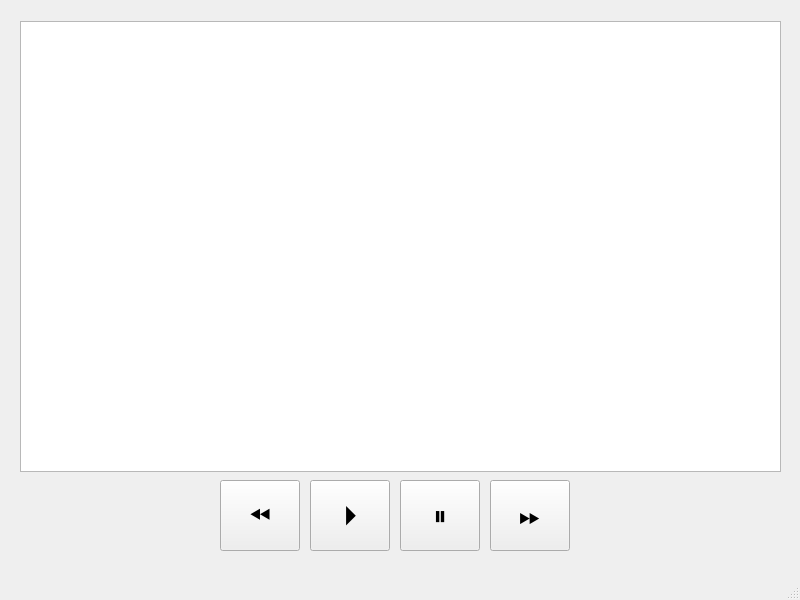
Qt form mainwindow.ui (tofilwiktor/storytel-gui) before a commit.
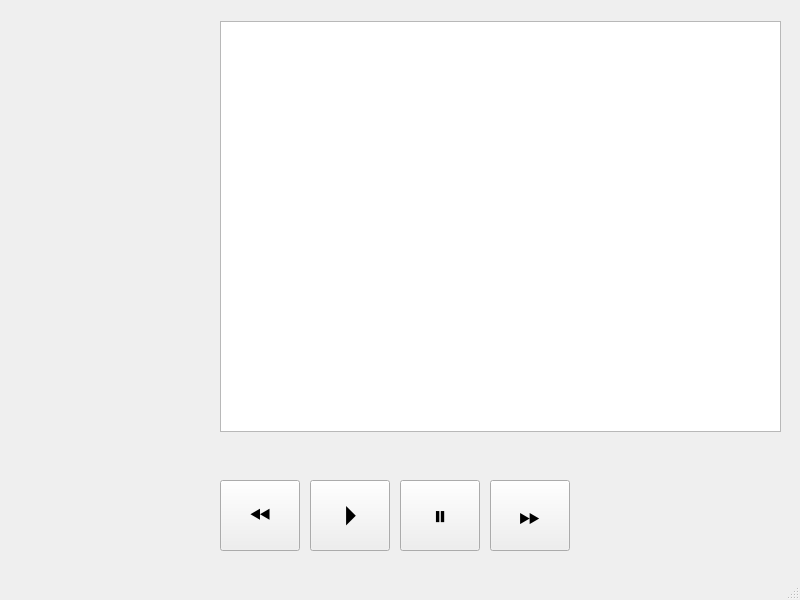
The same form after that commit.

```diff
--- a/mainwindow.ui
+++ b/mainwindow.ui
@@ -17,10 +17,10 @@
    <widget class="QListWidget" name="listWidget">
     <property name="geometry">
      <rect>
-      <x>20</x>
+      <x>220</x>
       <y>21</y>
-      <width>761</width>
-      <height>451</height>
+      <width>561</width>
+      <height>411</height>
      </rect>
     </property>
    </widget>
@@ -96,6 +96,19 @@
      <string>⏪</string>
     </property>
    </widget>
+   <widget class="QLabel" name="coverView">
+    <property name="geometry">
+     <rect>
+      <x>10</x>
+      <y>140</y>
+      <width>201</width>
+      <height>201</height>
+     </rect>
+    </property>
+    <property name="text">
+     <string/>
+    </property>
+   </widget>
   </widget>
   <widget class="QMenuBar" name="menubar">
    <property name="geometry">
```
